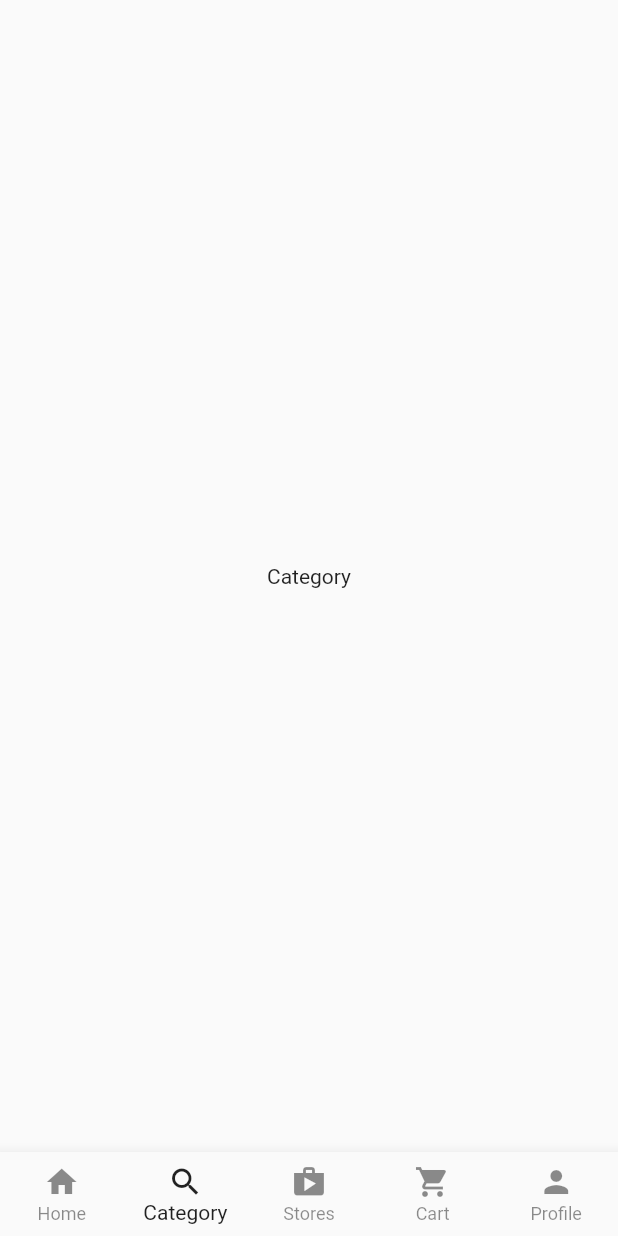
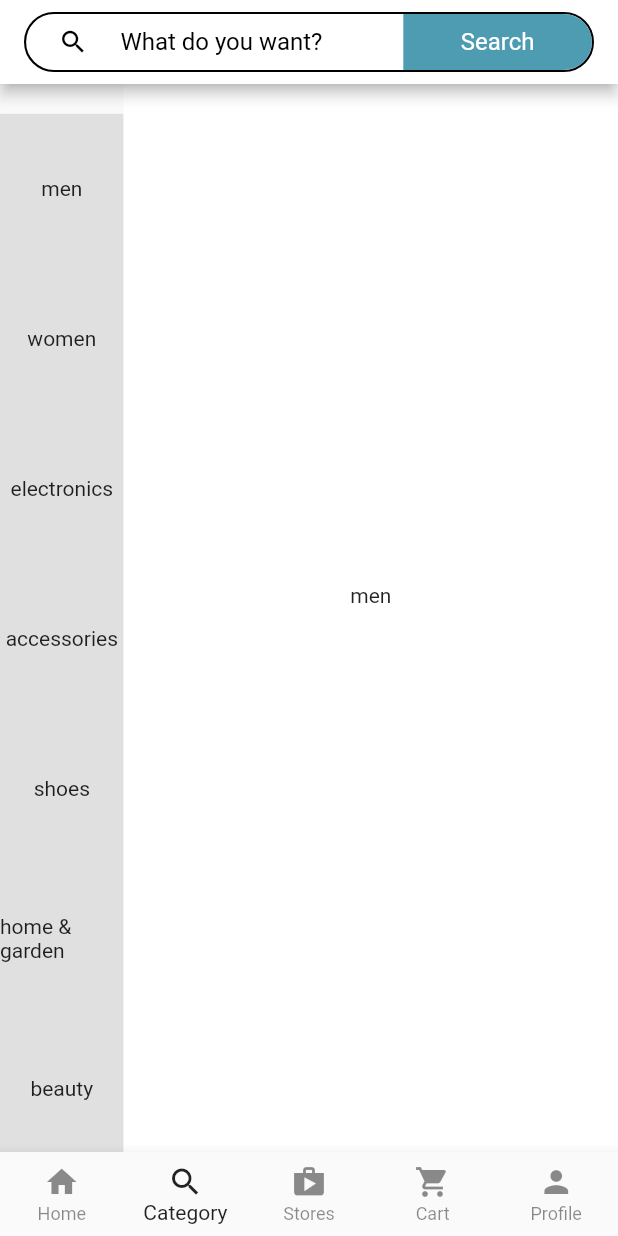
Before and after one commit to iluv27/online_mall, a Flutter app: the screen it shows after launch, item 2 of the bottom bar chosen, on a phone screen of 412 x 824 dp. Run offline on Flutter 3.47's test engine with Material 2 defaults, Android fonts, the phone set to English and light mode, and no system bars.

Commit message:
new commit

```diff
--- /dev/null
+++ b/lib/main_screens/category.dart
@@ -0,0 +1,111 @@
+import 'package:flutter/material.dart';
+import 'package:online_mall/widgets/fake_search.dart';
+import 'package:online_mall/utilities/categ_list.dart';
+
+class CategoryScreen extends StatefulWidget {
+  const CategoryScreen({super.key});
+
+  @override
+  State<CategoryScreen> createState() => _CategoryScreenState();
+}
+
+class _CategoryScreenState extends State<CategoryScreen> {
+  int? selectedIndex;
+  PageController pageController = PageController();
+  @override
+  Widget build(BuildContext context) {
+    return SafeArea(
+      child: Scaffold(
+        appBar: AppBar(
+          title: const FakeSearch(),
+        ),
+        body: Stack(
+          children: [
+            Positioned(
+              bottom: 0,
+              left: 0,
+              child: sideNavigator(context),
+            ),
+            Positioned(
+              bottom: 0,
+              right: 0,
+              child: categView(context),
+            ),
+          ],
+        ),
+      ),
+    );
+  }
+
+  Container categView(BuildContext context) {
+    return Container(
+      color: Colors.white,
+      width: MediaQuery.of(context).size.width * 0.8,
+      height: MediaQuery.of(context).size.height * 0.9,
+      child: PageView(
+        onPageChanged: (value) {
+          setState(() {
+            selectedIndex = value;
+          });
+        },
+        scrollDirection: Axis.vertical,
+        children: const [
+          Center(
+            child: Text('men'),
+          ),
+          Center(
+            child: Text('women'),
+          ),
+          Center(
+            child: Text('electronics'),
+          ),
+          Center(
+            child: Text('accessories'),
+          ),
+          Center(
+            child: Text('shoes'),
+          ),
+          Center(
+            child: Text('home and garden'),
+          ),
+          Center(
+            child: Text('beauty'),
+          ),
+          Center(
+            child: Text('kids'),
+          ),
+          Center(
+            child: Text('bags'),
+          ),
+        ],
+      ),
+    );
+  }
+
+  Container sideNavigator(BuildContext context) {
+    return Container(
+      color: Colors.grey[300],
+      width: MediaQuery.of(context).size.width * 0.2,
+      height: MediaQuery.of(context).size.height * 0.84,
+      child: ListView.builder(
+          itemCount: maincateg.length,
+          itemBuilder: (context, index) {
+            return GestureDetector(
+              onTap: () {
+                setState(() {
+                  selectedIndex = index;
+                });
+              },
+              child: Container(
+                height: 100,
+                color:
+                    index == selectedIndex ? Colors.white : Colors.transparent,
+                child: Center(
+                  child: Text(maincateg[index]),
+                ),
+              ),
+            );
+          }),
+    );
+  }
+}
--- a/lib/main_screens/customer_home.dart
+++ b/lib/main_screens/customer_home.dart
@@ -1,5 +1,6 @@
 import 'package:flutter/material.dart';
 import 'home.dart';
+import 'category.dart';
 
 class CustomerHomeScreen extends StatefulWidget {
   const CustomerHomeScreen({super.key});
@@ -13,9 +14,7 @@ class _CustomerHomeScreenState extends State<CustomerHomeScreen> {
 
   final List<Widget> _tabs = [
     const HomeScreen(),
-    const Center(
-      child: Text('Category'),
-    ),
+    const CategoryScreen(),
     const Center(
       child: Text('Stores'),
     ),
--- a/lib/main_screens/home.dart
+++ b/lib/main_screens/home.dart
@@ -1,4 +1,5 @@
 import 'package:flutter/material.dart';
+import 'package:online_mall/widgets/fake_search.dart';
 
 class HomeScreen extends StatefulWidget {
   const HomeScreen({super.key});
@@ -16,24 +17,7 @@ class _HomeScreenState extends State<HomeScreen> {
         child: Scaffold(
           //APPBAR
           appBar: AppBar(
-            title: Container(
-              height: 40,
-              decoration: BoxDecoration(
-                border: Border.all(color: Colors.black, width: 1.4),
-                borderRadius: BorderRadius.circular(25),
-              ),
-              child: Row(
-                mainAxisAlignment: MainAxisAlignment.spaceBetween,
-                children: [
-                  Icon(Icons.search),
-                  Text('What do you want?'),
-                  Container(
-                    decoration: BoxDecoration(color: const Color(0xFF4D9CB2)),
-                    child: Text('Search'),
-                  )
-                ],
-              ),
-            ),
+            title: const FakeSearch(),
             shadowColor: Theme.of(context).shadowColor,
             bottom: const TabBar(
               labelColor: Colors.black87,
--- /dev/null
+++ b/lib/minor_screens/search.dart
@@ -0,0 +1,23 @@
+import 'package:flutter/cupertino.dart';
+import 'package:flutter/material.dart';
+
+class SearchScreen extends StatelessWidget {
+  const SearchScreen({super.key});
+
+  @override
+  Widget build(BuildContext context) {
+    return Scaffold(
+      appBar: AppBar(
+        toolbarHeight: 70,
+        title: const CupertinoSearchTextField(
+            // elevation: MaterialStatePropertyAll(0),
+            // leading: Icon(Icons.search),
+            // hintText: 'What do you want?',
+            // side: MaterialStatePropertyAll(
+            //     BorderSide(width: 1, color: Colors.black87)),
+            ),
+      ),
+      body: const Placeholder(),
+    );
+  }
+}
--- /dev/null
+++ b/lib/widgets/fake_search.dart
@@ -0,0 +1,66 @@
+import 'package:flutter/material.dart';
+import 'package:online_mall/minor_screens/search.dart';
+
+class FakeSearch extends StatelessWidget {
+  const FakeSearch({
+    super.key,
+  });
+
+  @override
+  Widget build(BuildContext context) {
+    return InkWell(
+      onTap: () {
+        Navigator.push(
+          context,
+          MaterialPageRoute(
+            builder: (context) => const SearchScreen(),
+          ),
+        );
+      },
+      child: Container(
+        height: 40,
+        decoration: BoxDecoration(
+          border: Border.all(color: Colors.black, width: 1.4),
+          borderRadius: BorderRadius.circular(25),
+        ),
+        child: Row(
+          mainAxisAlignment: MainAxisAlignment.spaceBetween,
+          children: [
+            const Expanded(
+              flex: 1,
+              child: Icon(
+                Icons.search,
+                size: 20,
+              ),
+            ),
+            const Expanded(
+              flex: 3,
+              child: Text(
+                'What do you want?',
+                style: TextStyle(fontSize: 16),
+              ),
+            ),
+            Expanded(
+              flex: 2,
+              child: Container(
+                height: 40,
+                width: 100,
+                decoration: const BoxDecoration(
+                  color: Color(0xFF4D9CB2),
+                  borderRadius: BorderRadius.only(
+                      topRight: Radius.circular(25),
+                      bottomRight: Radius.circular(25)),
+                ),
+                child: const Center(
+                    child: Text(
+                  'Search',
+                  style: TextStyle(color: Colors.white, fontSize: 16),
+                )),
+              ),
+            )
+          ],
+        ),
+      ),
+    );
+  }
+}
```
